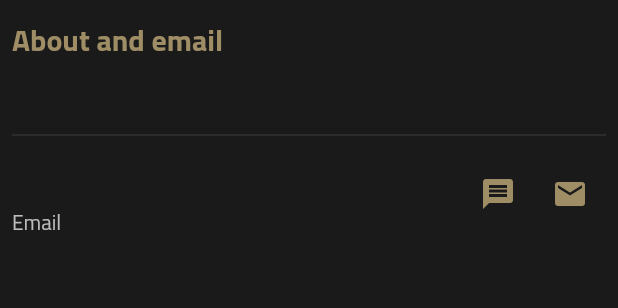
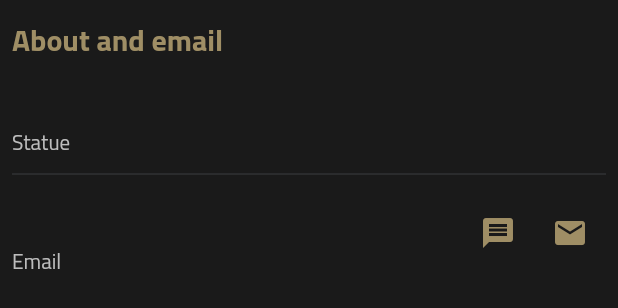
Before and after one commit to mohamedhaloka/ex_app, a Flutter app: the EmailAndStatue widget shown alone on an empty page, opened directly with empty values, on a phone screen of 412 x 824 dp. Shown: the top 308 px of the screen. Run offline on Flutter 3.47's test engine with Material 2 defaults, Android fonts, the phone set to English and light mode, and no system bars; our stand-ins replace cloud_firestore, firebase_core, firebase_messaging, firebase_storage, flutter_snake_navigationbar, image_picker and 2 more; missing offline and left inert: clipboard, easy_alert; accounts and stored records are empty; network calls fail.

Commit message:
update user details page and user chats

```diff
--- a/lib/views/bottom_navigation/pages/users_chat/users_chat.dart
+++ b/lib/views/bottom_navigation/pages/users_chat/users_chat.dart
@@ -229,11 +229,12 @@ class _UsersChatState extends State<UsersChat> {
                     ),
                     Positioned(
                       child: Padding(
-                        padding: const EdgeInsets.all(8.0),
+                        padding: const EdgeInsets.only(left: 8.0, right: 8.0),
                         child: Row(
                           mainAxisAlignment: MainAxisAlignment.spaceBetween,
                           children: [
                             Text(userData.name),
+                            CustomSizedBox(wedNum: 0.1, heiNum: 0.0),
                             Row(
                               children: [
                                 IconButton(
--- a/lib/views/user_details/email_and_statue.dart
+++ b/lib/views/user_details/email_and_statue.dart
@@ -21,9 +21,18 @@ class EmailAndStatue extends StatelessWidget {
             style: TextStyle(
                 color: accentColor, fontWeight: FontWeight.bold, fontSize: 20),
           ),
-          Text(
-            "$userStatue",
-            style: TextStyle(fontSize: 20),
+          Column(
+            crossAxisAlignment: CrossAxisAlignment.start,
+            children: [
+              Text(
+                "$userStatue",
+                style: TextStyle(fontSize: 20),
+              ),
+              Text(
+                "Statue",
+                style: TextStyle(fontSize: 14, color: Colors.grey[400]),
+              ),
+            ],
           ),
           Divider(
             color: primaryColor,
```
